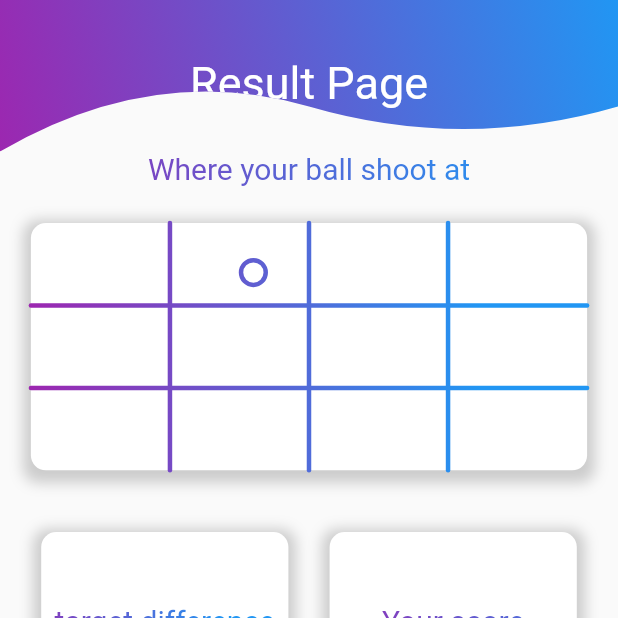
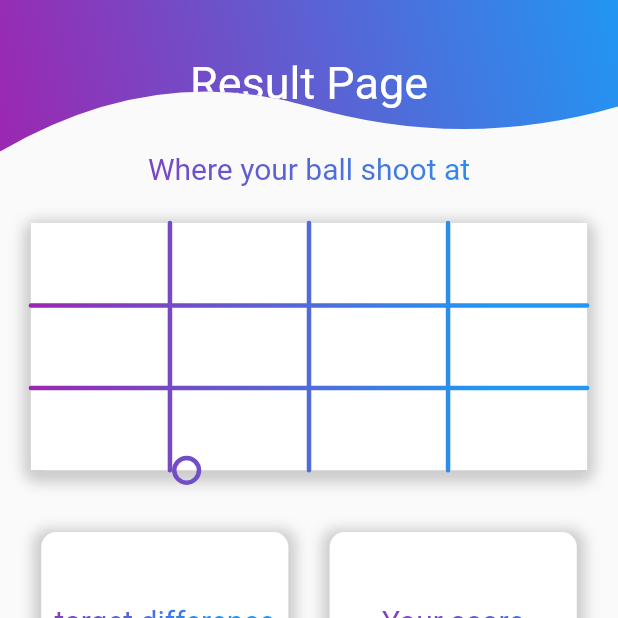
Before and after one commit to ggjj321/foot-ball-detect, a Flutter app: the screen it shows after launch, after a tap on "Submit to See Result", on a phone screen of 412 x 824 dp, the top half of it. Run offline on Flutter 3.47's test engine with Material 2 defaults, Android fonts, the phone set to English and light mode, and no system bars; drawn by our look-alikes of fl_chart; our stand-ins replace flutter_staggered_animations, image_picker.

Commit message:
build: app state management

```diff
--- a/foot-ball-detect-app/lib/main.dart
+++ b/foot-ball-detect-app/lib/main.dart
@@ -1,10 +1,25 @@
 import 'package:flutter/material.dart';
+import 'package:foot_ball_detect_app/services/goal_field_service.dart';
+import 'package:foot_ball_detect_app/services/video_service.dart';
+import 'package:provider/provider.dart';
 
 import 'views/screens/result_page.dart';
 import 'views/screens/upload_video_page.dart';
 
 void main() {
-  runApp(const MyApp());
+  runApp(
+      MultiProvider(
+        providers: [
+          ChangeNotifierProvider(
+            create: (context) => VideoService(),
+          ),
+          ChangeNotifierProvider(
+            create: (context) => GoalFieldService(),
+          )
+        ],
+        child: const MyApp(),
+      ),
+  );
 }
 
 class MyApp extends StatelessWidget {
--- /dev/null
+++ b/foot-ball-detect-app/lib/services/goal_field_service.dart
@@ -0,0 +1,26 @@
+import 'package:flutter/material.dart';
+
+class GoalFieldService extends ChangeNotifier{
+  var fieldChooseStatus = List.generate(3, (index) => List.generate(4, (index) => false));
+
+  void pressField(int y, int x){
+    fieldChooseStatus[y][x] = ! fieldChooseStatus[y][x];
+    notifyListeners();
+  }
+
+  String getFieldStatusToString(int y, int x) {
+    if(fieldChooseStatus[y][x]){
+      return "choose";
+    }else{
+      return "";
+    }
+  }
+
+  Color getFieldStatusToColor(int y, int x){
+    if(fieldChooseStatus[y][x]){
+      return const Color.fromARGB(100, 55, 1, 200);
+    }else{
+      return Colors.white;
+    }
+  }
+}
--- /dev/null
+++ b/foot-ball-detect-app/lib/services/video_service.dart
@@ -0,0 +1,39 @@
+import 'package:flutter/material.dart';
+import 'package:image_picker/image_picker.dart';
+
+class VideoService extends ChangeNotifier {
+  XFile? video;
+  String? detectVideoStatus;
+  String successMessage = "U had chosen video";
+
+  String get videoStatus  => detectVideoStatus ?? "No any Detect video";
+
+  void reload() {
+    video = null;
+    detectVideoStatus = null;
+    notifyListeners();
+  }
+
+  void selectDetectVideoFromGallery() async {
+    video = await ImagePicker().pickVideo(
+      source: ImageSource.gallery,
+    );
+
+    if (video != null) {
+      detectVideoStatus = successMessage;
+      notifyListeners();
+    }
+  }
+
+  void takeVideoFromCamera() async {
+    final ImagePicker picker = ImagePicker();
+    video = await picker.pickVideo(source: ImageSource.camera);
+
+    if (video != null) {
+      detectVideoStatus = successMessage;
+      notifyListeners();
+    }
+  }
+
+  void postVideoToDetect(){}
+}
--- a/foot-ball-detect-app/lib/views/screens/result_page.dart
+++ b/foot-ball-detect-app/lib/views/screens/result_page.dart
@@ -1,12 +1,14 @@
 import 'package:flutter/material.dart';
 import 'package:flutter_staggered_animations/flutter_staggered_animations.dart';
+import 'package:provider/provider.dart';
+import '../../services/goal_field_service.dart';
 import '../widgets/barchart.dart';
 import '../widgets/wave_appbar.dart';
 import '../widgets/goal_painter.dart';
 import '../widgets/gradient_render.dart';
 
-class ResultPage extends StatelessWidget {
-  const ResultPage({Key? key}) : super(key: key);
+class ResultPageView extends StatelessWidget {
+  const ResultPageView({Key? key}) : super(key: key);
 
   @override
   Widget build(BuildContext context) {
@@ -33,8 +35,7 @@ class ResultPage extends StatelessWidget {
                         fontSize: 20,
                         foreground: Paint()
                           ..shader = getLinearGradient(
-                            Colors.purple, Colors.blue, 0, 350
-                        )),
+                              Colors.purple, Colors.blue, 0, 350)),
                   ),
                   SizedBox(
                     height: screenHeight * 0.03,
@@ -55,8 +56,28 @@ class ResultPage extends StatelessWidget {
                       ],
                     ),
                     child: CustomPaint(
-                    foregroundPainter: GoalPainter.resultMode(0.4, 0.2),
-                  ),
+                        foregroundPainter: GoalPainter.resultMode(0.28, 1),
+                        child: Column(
+                          children: [
+                            for (int y = 0; y < 3; y++)
+                              Row(
+                                children: [
+                                  for (int x = 0; x < 4; x++)
+                                    SizedBox(
+                                        height: screenHeight * 0.0666,
+                                        width: screenWidth * 0.225,
+                                        child: Consumer<GoalFieldService>(
+                                            builder: (context, goalFieldService,
+                                                    child) =>
+                                                Container(
+                                                  color: goalFieldService
+                                                      .getFieldStatusToColor(
+                                                          y, x),
+                                                )))
+                                ],
+                              )
+                          ],
+                        )),
                   ),
                   SizedBox(
                     height: screenHeight * 0.05,
@@ -75,7 +96,8 @@ class ResultPage extends StatelessWidget {
                                 color: Colors.grey.withOpacity(0.5),
                                 spreadRadius: 5,
                                 blurRadius: 7,
-                              offset: Offset(0, 3), // changes position of shadow
+                                offset:
+                                    Offset(0, 3), // changes position of shadow
                               ),
                             ],
                           ),
@@ -89,8 +111,7 @@ class ResultPage extends StatelessWidget {
                                     fontSize: 20,
                                     foreground: Paint()
                                       ..shader = getLinearGradient(
-                                        Colors.purple, Colors.blue, 0, 150
-                                    )),
+                                          Colors.purple, Colors.blue, 0, 150)),
                               ),
                               Text(
                                 textAlign: TextAlign.center,
@@ -99,8 +120,7 @@ class ResultPage extends StatelessWidget {
                                     fontSize: 40,
                                     foreground: Paint()
                                       ..shader = getLinearGradient(
-                                        Colors.purple, Colors.blue, 0, 150
-                                    )),
+                                          Colors.purple, Colors.blue, 0, 150)),
                               ),
                             ],
                           )),
@@ -115,7 +135,8 @@ class ResultPage extends StatelessWidget {
                                 color: Colors.grey.withOpacity(0.5),
                                 spreadRadius: 5,
                                 blurRadius: 7,
-                              offset: Offset(0, 3), // changes position of shadow
+                                offset:
+                                    Offset(0, 3), // changes position of shadow
                               ),
                             ],
                           ),
@@ -129,8 +150,10 @@ class ResultPage extends StatelessWidget {
                                     fontSize: 20,
                                     foreground: Paint()
                                       ..shader = getLinearGradient(
-                                        Colors.purple, Colors.blue, 200, 450
-                                    )),
+                                          Colors.purple,
+                                          Colors.blue,
+                                          200,
+                                          450)),
                               ),
                               Text(
                                 textAlign: TextAlign.center,
@@ -139,8 +162,10 @@ class ResultPage extends StatelessWidget {
                                     fontSize: 40,
                                     foreground: Paint()
                                       ..shader = getLinearGradient(
-                                        Colors.purple, Colors.blue, 200, 400
-                                    )),
+                                          Colors.purple,
+                                          Colors.blue,
+                                          200,
+                                          400)),
                               ),
                             ],
                           ))
@@ -150,8 +175,7 @@ class ResultPage extends StatelessWidget {
                     height: screenHeight * 0.05,
                   ),
                   const BarChartSample3(),
-              ]
-            ),
+                ]),
           ),
         ),
       ),
--- a/foot-ball-detect-app/lib/views/screens/upload_video_page.dart
+++ b/foot-ball-detect-app/lib/views/screens/upload_video_page.dart
@@ -1,7 +1,9 @@
 import 'package:flutter/material.dart';
 import 'package:flutter_staggered_animations/flutter_staggered_animations.dart';
-
+import '../../services/goal_field_service.dart';
+import '../../services/video_service.dart';
 import 'result_page.dart';
+import 'package:provider/provider.dart';
 
 import '../widgets/goal_painter.dart';
 import '../widgets/gradient_render.dart';
@@ -14,6 +16,7 @@ class UploadVideoPage extends StatelessWidget {
   Widget build(BuildContext context) {
     var screenWidth = MediaQuery.of(context).size.width;
     var screenHeight = MediaQuery.of(context).size.height;
+    // context.read<VideoService>().reload();
     return Scaffold(
         appBar: waveAppbar("Upload Video Page"),
         body: SingleChildScrollView(
@@ -29,7 +32,7 @@ class UploadVideoPage extends StatelessWidget {
                           ),
                       children: [
                 SizedBox(
-                  height: screenHeight * 0.1,
+                  height: screenHeight * 0.07,
                 ),
                 Text(
                   textAlign: TextAlign.center,
@@ -41,7 +44,7 @@ class UploadVideoPage extends StatelessWidget {
                             Colors.purple, Colors.blue, 0, 350)),
                 ),
                 SizedBox(
-                  height: screenHeight * 0.03,
+                  height: screenHeight * 0.05,
                 ),
                 Container(
                   height: screenHeight * 0.2,
@@ -71,19 +74,26 @@ class UploadVideoPage extends StatelessWidget {
                                       width: screenWidth * 0.225,
                                       child: Center(
                                           child: TextButton(
-                                        onPressed: () {},
-                                        child: Text(
-                                          'choose',
+                                        onPressed: () => context
+                                            .read<GoalFieldService>()
+                                            .pressField(y, x),
+                                        child: Consumer<GoalFieldService>(
+                                            builder: (context, galFieldService,
+                                                    child) =>
+                                                Text(
+                                                  galFieldService.getFieldStatusToString(y, x),
                                                   textAlign: TextAlign.center,
                                                   style: TextStyle(
                                                       fontSize: 20,
                                                       foreground: Paint()
-                                                ..shader = getLinearGradient(
+                                                        ..shader =
+                                                            getLinearGradient(
                                                                 Colors.purple,
                                                                 Colors.blue,
                                                                 0 + 250.0 * x,
-                                                    300 + 120.0 * x)),
-                                        ),
+                                                                300 +
+                                                                    120.0 * x)),
+                                                )),
                                       )))
                               ],
                             )
@@ -91,14 +101,14 @@ class UploadVideoPage extends StatelessWidget {
                       )),
                 ),
                 SizedBox(
-                  height: screenHeight * 0.03,
+                  height: screenHeight * 0.05,
                 ),
                 Row(
                   mainAxisAlignment: MainAxisAlignment.spaceEvenly,
                   children: [
-                    TextButton(
-                      onPressed: () {},
-                      child: Text(
+                    Column(
+                      children: [
+                        Text(
                           'Choose Video',
                           textAlign: TextAlign.center,
                           style: TextStyle(
@@ -107,10 +117,24 @@ class UploadVideoPage extends StatelessWidget {
                                 ..shader = getLinearGradient(
                                     Colors.purple, Colors.blue, 0, 150)),
                         ),
+                        SizedBox(
+                          height: screenHeight * 0.03,
                         ),
-                    TextButton(
-                      onPressed: () {},
-                      child: Text(
+                        IconButton(
+                          iconSize: 50,
+                          icon: const Icon(
+                            Icons.file_open,
+                          ),
+                          tooltip: 'Choose Video',
+                          onPressed: () => context
+                              .read<VideoService>()
+                              .selectDetectVideoFromGallery(),
+                        ),
+                      ],
+                    ),
+                    Column(
+                      children: [
+                        Text(
                           'Use Camera',
                           textAlign: TextAlign.center,
                           style: TextStyle(
@@ -119,18 +143,29 @@ class UploadVideoPage extends StatelessWidget {
                                 ..shader = getLinearGradient(
                                     Colors.blue, Colors.purple, 150, 300)),
                         ),
+                        SizedBox(
+                          height: screenHeight * 0.03,
+                        ),
+                        IconButton(
+                            iconSize: 50,
+                            icon: const Icon(Icons.camera),
+                            tooltip: 'Use Camera',
+                            onPressed: () => context
+                                .read<VideoService>()
+                                .takeVideoFromCamera())
+                      ],
                     )
                   ],
                 ),
                 SizedBox(
-                  height: screenHeight * 0.08,
+                  height: screenHeight * 0.05,
                 ),
                 TextButton(
                   onPressed: () {
                     Navigator.push(
                         context,
                         MaterialPageRoute(
-                            builder: (context) => const ResultPage()));
+                            builder: (context) => const ResultPageView()));
                   },
                   child: Text(
                     'Submit to See Result',
@@ -141,7 +176,20 @@ class UploadVideoPage extends StatelessWidget {
                           ..shader = getLinearGradient(
                               Colors.blue, Colors.purple, 0, 300)),
                   ),
-                )
+                ),
+                SizedBox(
+                  height: screenHeight * 0.05,
+                ),
+                Consumer<VideoService>(
+                    builder: (context, videoService, child) => Text(
+                          videoService.videoStatus,
+                          textAlign: TextAlign.center,
+                          style: TextStyle(
+                              fontSize: 15,
+                              foreground: Paint()
+                                ..shader = getLinearGradient(
+                                    Colors.blue, Colors.purple, 0, 300)),
+                        )),
               ]))),
         ));
   }
```
Also changed, not shown: foot-ball-detect-app/pubspec.yaml (+5 -4 lines), foot-ball-detect-app/pubspec.lock, 1 other file. Lines whose indentation alone changed are shown as unchanged.
